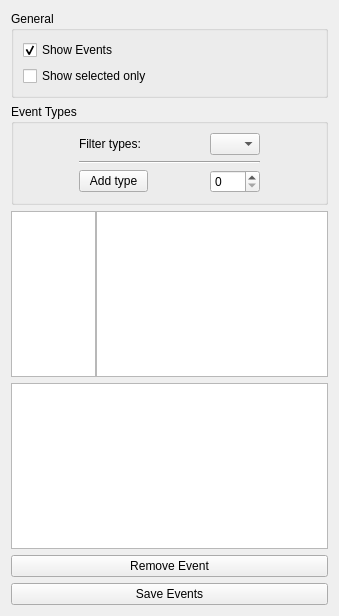
Old version of the form applications/mne_analyze/plugins/annotationmanager/annotationsettingsview.ui in the repository mne-tools/mne-cpp.
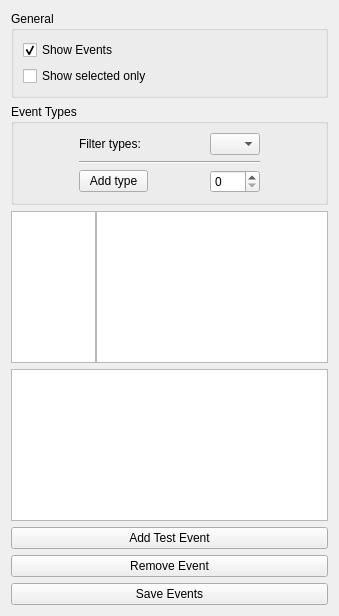
New version of the form.

Commit message: MAINT: test buttons for proof of concept

Diff of the .ui file:
```diff
--- a/applications/mne_analyze/plugins/annotationmanager/annotationsettingsview.ui
+++ b/applications/mne_analyze/plugins/annotationmanager/annotationsettingsview.ui
@@ -318,6 +318,13 @@
      </layout>
     </widget>
    </item>
+   <item row="5" column="0">
+    <widget class="QPushButton" name="m_pushButtonTest">
+     <property name="text">
+      <string>Add Test Event</string>
+     </property>
+    </widget>
+   </item>
   </layout>
  </widget>
  <tabstops>
```
The commit also changes 4 other files.
